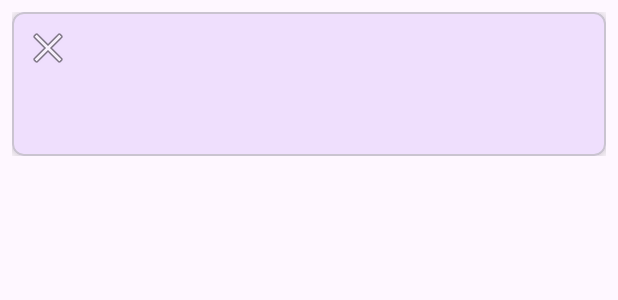
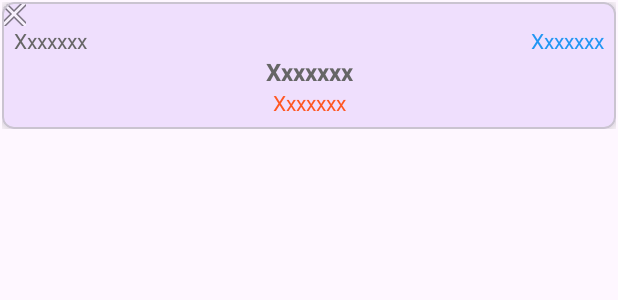
Before and after one commit to PavelDelhomme/kotlin_Jobber, an Android app built with Jetpack Compose: the layout item_event.xml on its own in the app's theme, with its tools: preview values and no code run, on a phone screen of 412 x 824 dp. Shown: the top 300 px of the screen. Run offline under Robolectric (Android 15) with nearby library versions, the phone set to English and light mode, and no system bars.

Commit message:
Avant modification du layout de item_event.xml

```diff
--- a/app/src/main/res/layout/item_event.xml
+++ b/app/src/main/res/layout/item_event.xml
@@ -3,7 +3,7 @@
     xmlns:app="http://schemas.android.com/apk/res-auto"
     android:layout_width="match_parent"
     android:layout_height="wrap_content"
-    android:padding="8dp">
+    android:padding="1dp">
 
     <com.google.android.material.card.MaterialCardView
         android:id="@+id/eventCard"
@@ -19,43 +19,59 @@
             android:layout_width="match_parent"
             android:layout_height="wrap_content"
             android:padding="8dp">
-
             <TextView
-                android:id="@+id/eventTitle"
+                android:id="@+id/eventStartTime"
+                android:text="Xxxxxxx"
+                android:layout_marginTop="8dp"
                 android:layout_width="0dp"
                 android:layout_height="wrap_content"
-                android:textStyle="bold"
-                android:textSize="16sp"
+                android:textSize="14sp"
+                android:textColor="#666666"
                 app:layout_constraintStart_toStartOf="parent"
                 app:layout_constraintTop_toTopOf="parent"
                 app:layout_constraintEnd_toEndOf="parent"/>
 
             <TextView
-                android:id="@+id/eventType"
-                android:layout_width="wrap_content"
+                android:id="@+id/eventEndTime"
+                android:text="Xxxxxxx"
+                android:layout_width="0dp"
                 android:layout_height="wrap_content"
-                android:textColor="@color/purple_700"
-                app:layout_constraintStart_toStartOf="@id/eventTitle"
-                app:layout_constraintTop_toBottomOf="@id/eventTitle" />
+                android:textSize="14sp"
+                android:textColor="#2196F3"
+                app:layout_constraintTop_toTopOf="@id/eventStartTime"
+                app:layout_constraintEnd_toEndOf="parent"/>
 
             <TextView
-                android:id="@+id/eventStartTime"
-                android:layout_width="wrap_content"
+                android:id="@+id/eventTitle"
+                android:text="Xxxxxxx"
+                android:layout_width="0dp"
                 android:layout_height="wrap_content"
-                app:layout_constraintStart_toStartOf="@id/eventType"
-                app:layout_constraintTop_toBottomOf="@id/eventType" />
+                android:textSize="16sp"
+                android:textStyle="bold"
+                android:textColor="#666666"
+                app:layout_constraintStart_toStartOf="parent"
+                android:textAlignment="center"
+                app:layout_constraintTop_toBottomOf="@id/eventEndTime"
+                app:layout_constraintEnd_toEndOf="parent"/>
 
             <TextView
-                android:id="@+id/eventEndTime"
-                android:layout_width="wrap_content"
+                android:id="@+id/etat"
+                android:text="Xxxxxxx"
+                android:layout_width="0dp"
                 android:layout_height="wrap_content"
-                app:layout_constraintStart_toStartOf="@id/eventStartTime"
-                app:layout_constraintTop_toBottomOf="@id/eventStartTime" />
+                android:textSize="14sp"
+                android:textColor="#FF5722"
+                android:textAlignment="center"
+                app:layout_constraintStart_toStartOf="parent"
+                app:layout_constraintTop_toBottomOf="@id/eventTitle"
+                app:layout_constraintEnd_toEndOf="parent"/>
+
+
         </androidx.constraintlayout.widget.ConstraintLayout>
         <ImageButton
             android:id="@+id/deleteEventButton"
-            android:layout_width="wrap_content"
-            android:layout_height="wrap_content"
+            android:layout_width="16dp"
+            android:layout_height="16dp"
             android:src="@android:drawable/ic_menu_close_clear_cancel"
             app:layout_constraintEnd_toEndOf="parent"
             app:layout_constraintTop_toTopOf="parent"
```
